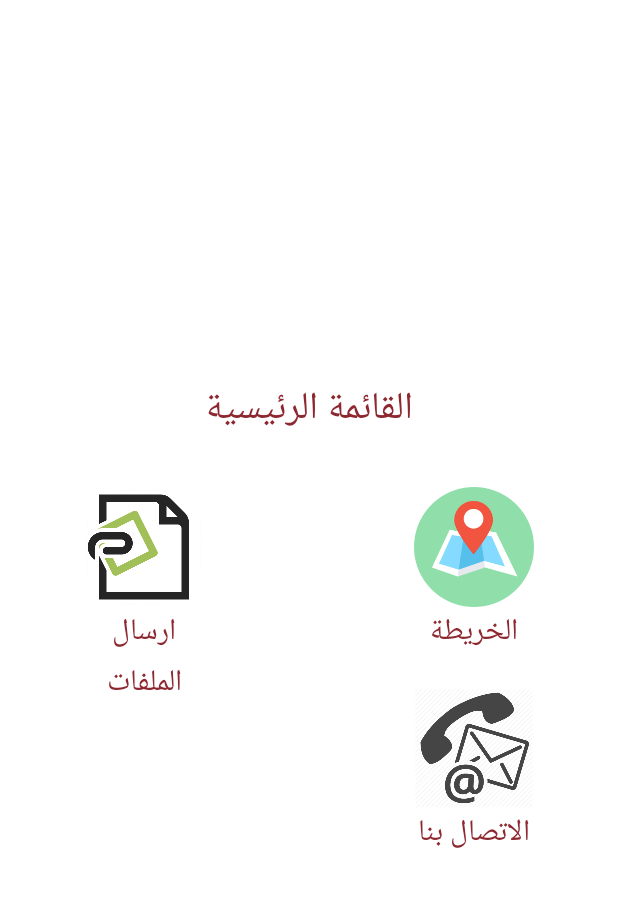
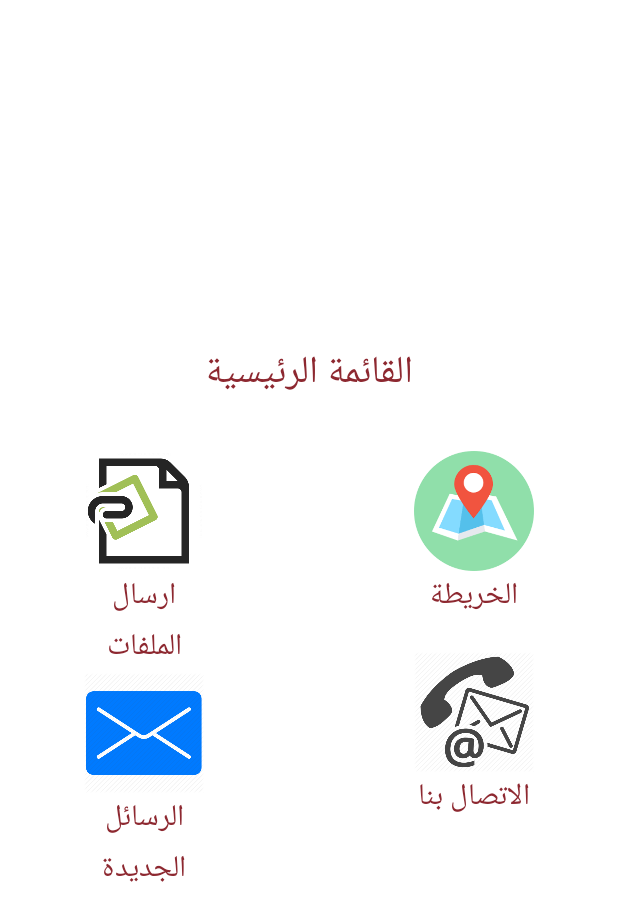
Before and after one commit to ahmed-bassiouny/naqalati_driver, an Android app: the HomeActivity screen opened directly, with no data from a screen before it, on a phone screen of 412 x 824 dp. Shown: the top 921 px of the screen. Run offline under Robolectric (Android 15) with nearby library versions, the phone set to English and light mode, and no system bars.

Commit message:
add message from admin

```diff
--- a/app/src/main/AndroidManifest.xml
+++ b/app/src/main/AndroidManifest.xml
@@ -85,7 +85,10 @@
             android:theme="@style/AppThemeDialog" />
         <activity
             android:name=".activities.RateActivity"
-            android:theme="@style/AppThemeDialog"></activity>
+            android:theme="@style/AppThemeDialog" />
+        <activity
+            android:name=".activities.MessageActivity"
+            android:theme="@style/AppTheme.NoAction"></activity>
     </application>
 
 </manifest>
--- a/app/src/main/java/com/bassiouny/naqalati_driver/activities/HomeActivity.java
+++ b/app/src/main/java/com/bassiouny/naqalati_driver/activities/HomeActivity.java
@@ -17,6 +17,8 @@
     private TextView tvFiles;
     private ImageView ivContact;
     private TextView tvContact;
+    private ImageView ivMessage;
+    private TextView tvMessage;
 
     @Override
     protected void onCreate(Bundle savedInstanceState) {
@@ -29,6 +31,8 @@
         tvFiles = findViewById(R.id.tv_files);
         ivContact = findViewById(R.id.iv_contact);
         tvContact = findViewById(R.id.tv_contact);
+        ivMessage = findViewById(R.id.iv_message);
+        tvMessage = findViewById(R.id.tv_message);
 
         ivMap.setOnClickListener(this);
         tvMap.setOnClickListener(this);
@@ -36,22 +40,28 @@
         tvFiles.setOnClickListener(this);
         ivContact.setOnClickListener(this);
         tvContact.setOnClickListener(this);
+        ivMessage.setOnClickListener(this);
+        tvMessage.setOnClickListener(this);
     }
 
     @Override
     public void onClick(View v) {
-        switch (v.getId()){
+        switch (v.getId()) {
             case R.id.iv_map:
             case R.id.tv_map:
-                startActivity(new Intent(HomeActivity.this,MapActivity.class));
+                startActivity(new Intent(HomeActivity.this, MapActivity.class));
                 break;
             case R.id.iv_files:
             case R.id.tv_files:
-                startActivity(new Intent(HomeActivity.this,UploadFilesActivity.class));
+                startActivity(new Intent(HomeActivity.this, UploadFilesActivity.class));
                 break;
             case R.id.tv_contact:
             case R.id.iv_contact:
-                startActivity(new Intent(HomeActivity.this,ContactUsActivity.class));
+                startActivity(new Intent(HomeActivity.this, ContactUsActivity.class));
+                break;
+            case R.id.tv_message:
+            case R.id.iv_message:
+                startActivity(new Intent(HomeActivity.this, MessageActivity.class));
                 break;
         }
     }
--- a/app/src/main/java/com/bassiouny/naqalati_driver/model/FirebaseRoot.java
+++ b/app/src/main/java/com/bassiouny/naqalati_driver/model/FirebaseRoot.java
@@ -19,4 +19,5 @@
     public static final String DB_PRICE = "price";
     public static final String DB_TOKEN = "token";
     public static final String DB_FILES = "FILES";
+    public static final String DB_MESSAGE = "MESSAGE";
 }
--- a/app/src/main/res/layout/activity_home.xml
+++ b/app/src/main/res/layout/activity_home.xml
@@ -84,5 +84,23 @@
             android:text="الاتصال بنا"
             android:textColor="@color/red_logo"
             android:textSize="20sp" />
+        <ImageView
+            android:id="@+id/iv_message"
+            android:layout_width="80dp"
+            android:layout_height="80dp"
+            android:layout_alignParentLeft="true"
+            android:layout_below="@+id/tv_files"
+            android:src="@drawable/message" />
+
+        <TextView
+            android:id="@+id/tv_message"
+            android:layout_width="80dp"
+            android:layout_height="wrap_content"
+            android:layout_alignParentLeft="true"
+            android:layout_below="@+id/iv_message"
+            android:gravity="center_horizontal"
+            android:text="الرسائل الجديدة"
+            android:textColor="@color/red_logo"
+            android:textSize="20sp" />
     </RelativeLayout>
 </FrameLayout>
```
Also changed, not shown: app/src/main/java/com/bassiouny/naqalati_driver/activities/MessageActivity.java (added, +52 -0 lines), app/src/main/java/com/bassiouny/naqalati_driver/model/Message.java (added, +30 -0 lines), app/src/main/res/layout/activity_message.xml (added, +61 -0 lines), app/src/main/res/drawable/message.png (added).
